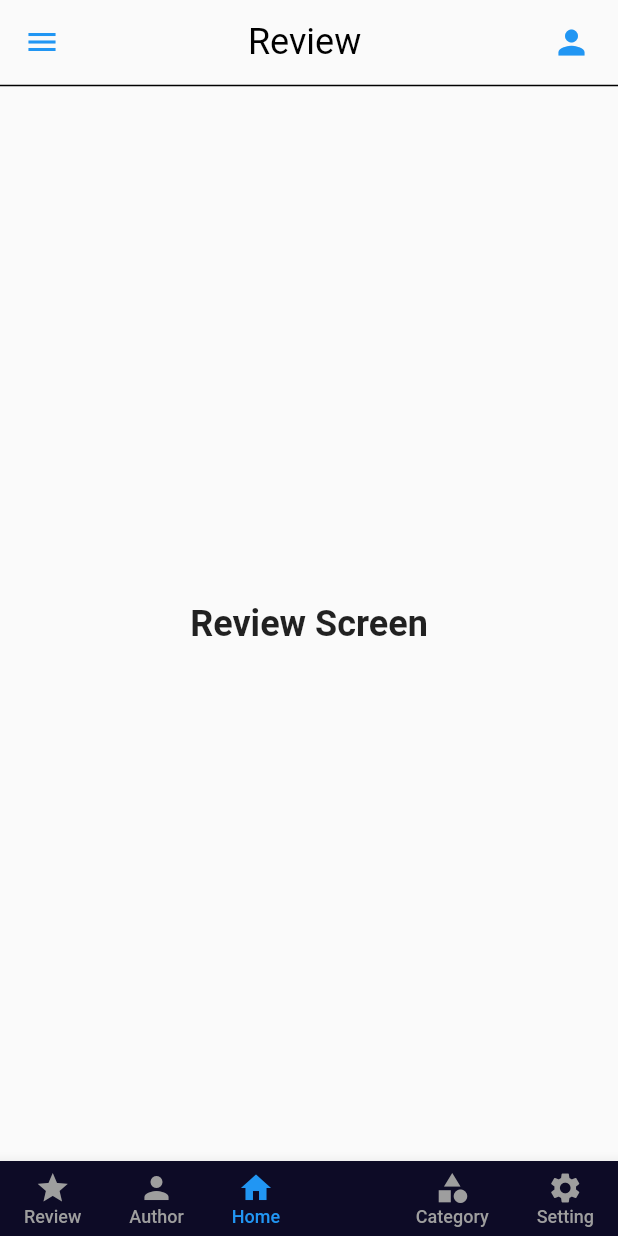
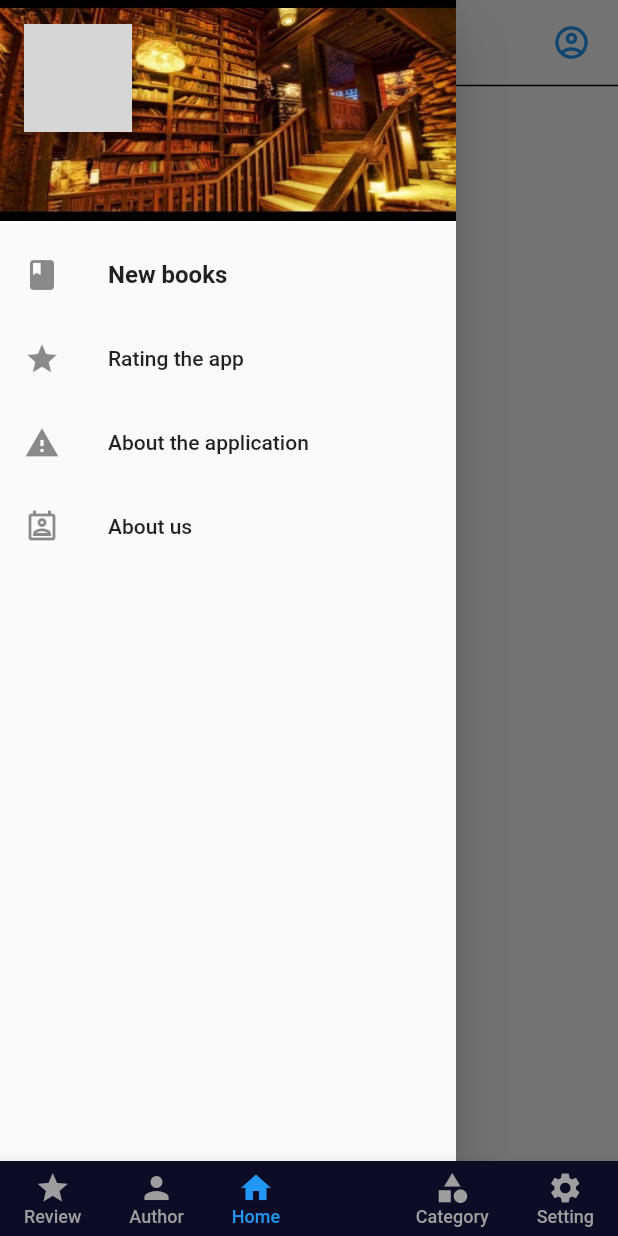
Before and after one commit to BrwaCs/elibrary, a Flutter app: the screen it shows after launch, with the side drawer open (before the commit the screen has no drawer), on a phone screen of 412 x 824 dp. Run offline on Flutter 3.47's test engine with Material 2 defaults, Android fonts, the phone set to English and light mode, and no system bars; missing offline and left inert: dart:html; network calls fail; grey boxes are pictures that could not be loaded.

Commit message:
add icons and some packages

```diff
--- a/lib/Screens/pages/review.dart
+++ b/lib/Screens/pages/review.dart
@@ -1,3 +1,7 @@
+// ignore_for_file: prefer_const_constructors
+
+import 'dart:html';
+
 import 'package:flutter/material.dart';
 import 'package:flutter/src/foundation/key.dart';
 import 'package:flutter/src/widgets/framework.dart';
@@ -14,7 +18,6 @@ class _ReviewState extends State<Review> {
   Widget build(BuildContext context) {
     return Scaffold(
       appBar: AppBar(
-
           backgroundColor:Colors.transparent,
           elevation:0,
         title: Text(
@@ -26,32 +29,82 @@ class _ReviewState extends State<Review> {
           )
           ),
           centerTitle: true,
-          leading: Icon(
-            Icons.menu,
-            color:Theme.of(context).primaryColor,
-          ),
-
       actions: <Widget>[
        Padding(
       padding: EdgeInsets.only(right: 18),
       child: GestureDetector(
         onTap: () {},
         child: Icon(
-          Icons.person,
+          IconData(0xee35, fontFamily: 'MaterialIcons'),
           size: 26.0,
-          color:Theme.of(context).primaryColor,
         ),
       )
     ),
     ],
     // black line of the bottom AppBar
 bottom: PreferredSize(
+      // ignore: sort_child_properties_last
       child: Container(
          color: Colors.black,
          height: 1.0,
       ),
       preferredSize: Size.fromHeight(1.5)
       ),
+      iconTheme: IconThemeData(color:Theme.of(context).primaryColor),
+      ),
+        drawer: Drawer(
+
+        child: ListView(
+          // ignore: prefer_const_literals_to_create_immutables
+          children: [
+            Container(
+              height:155,
+              child: UserAccountsDrawerHeader(
+                accountName: null,
+                accountEmail: null,
+                currentAccountPicture: CircleAvatar(
+                  backgroundImage: NetworkImage(
+                      "https://i.pinimg.com/originals/dd/64/da/dd64da585bc57cb05e5fd4d8ce873f57.png"),
+                ),
+                decoration: BoxDecoration(
+                  image: DecorationImage(
+                    image: AssetImage(
+                      "assets/images/library.jpg",
+                    ),
+                    fit: BoxFit.fill,
+                  ),
+                ),
+        ),
+            ),
+            ListTile(
+              leading: Icon(Icons.book),
+              title: Text("New books",
+              style: TextStyle(
+                fontSize: 16,
+                fontWeight: FontWeight.bold,
+
+              ),
+              ),
+              onTap: () {},
+            ),
+            ListTile(
+              leading: Icon(Icons.star),
+              title: Text("Rating the app"),
+              onTap: () {},
+            ),
+            ListTile(
+              leading: Icon(IconData(0xe6cb, fontFamily: 'MaterialIcons'),
+              ),
+              title: Text("About the application"),
+              onTap: () {},
+            ),
+            ListTile(
+              leading: Icon(Icons.perm_contact_calendar_outlined),
+              title: Text("About us"),
+              onTap: () {},
+            )
+          ]
+        ),
       ),
       body: Center(
         child: Text("Review Screen",
@@ -61,6 +114,7 @@ bottom: PreferredSize(
         )
         ),
       )
+
     );
   }
 }
```
Also changed, not shown: pubspec.yaml (+4 -3 lines), assets/images/library.jpg (added).
